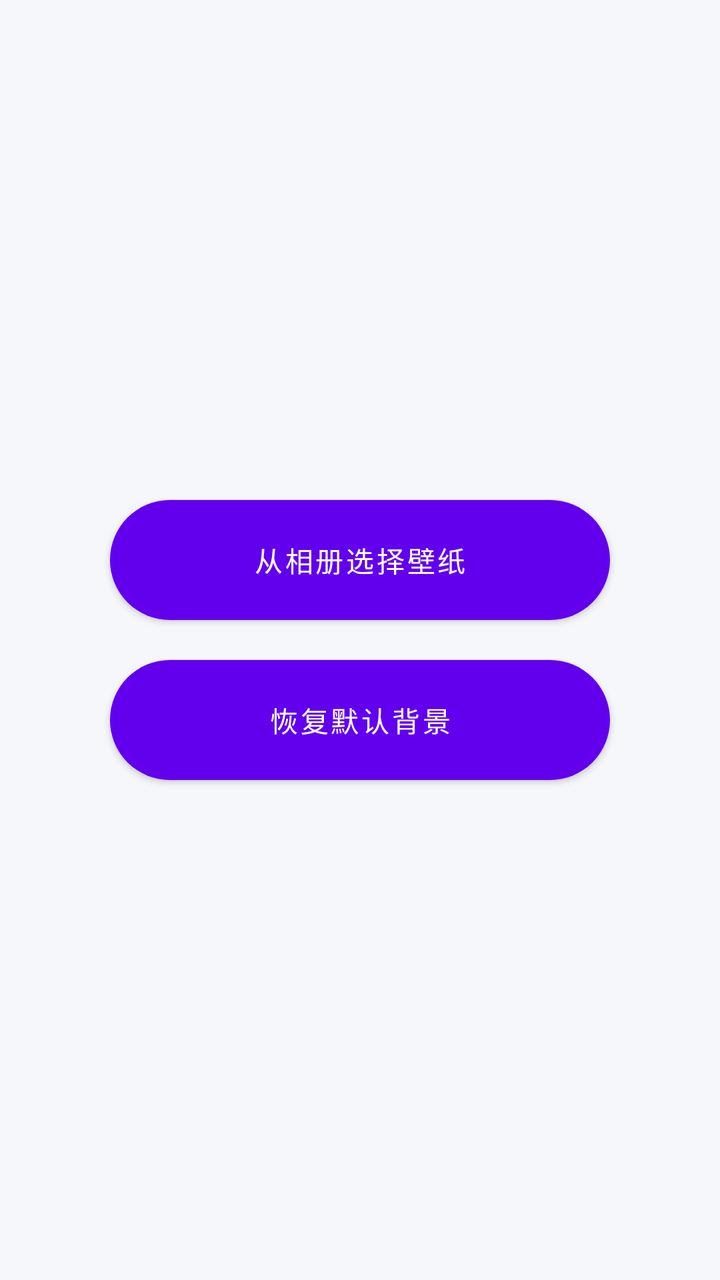
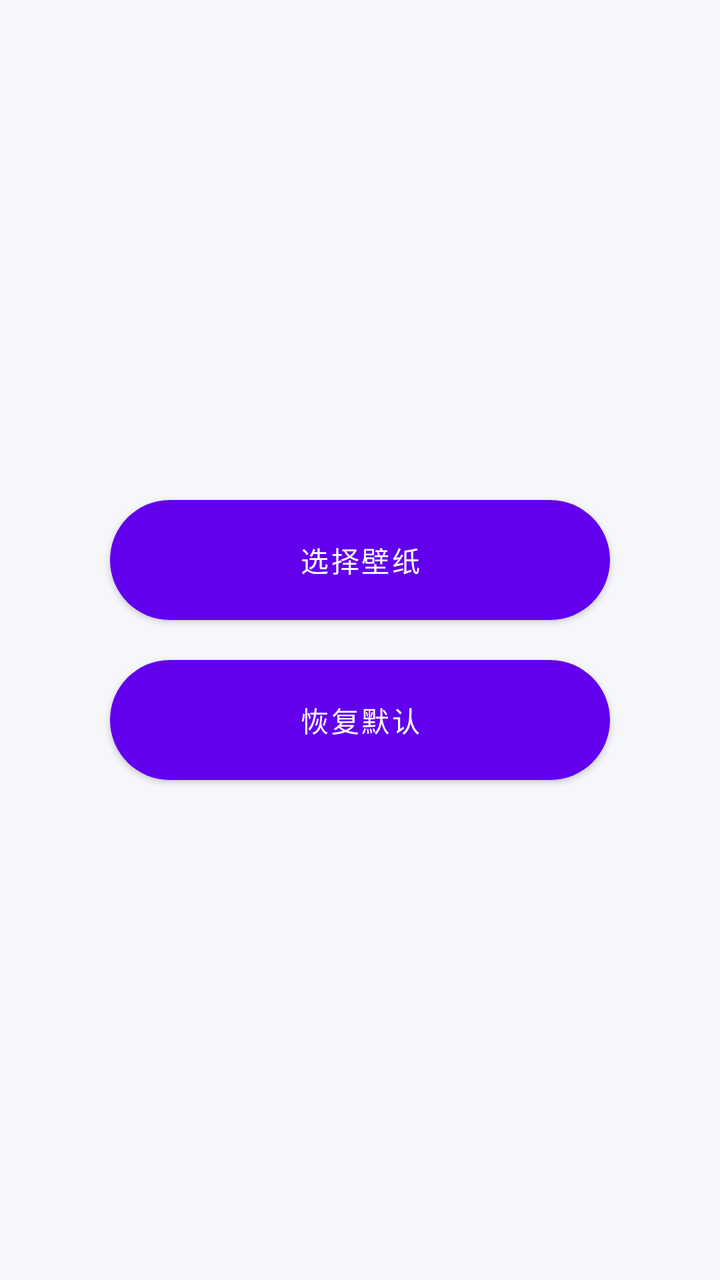

Two renders of the same Android screen: before a commit and after it. Below are the layout's source before the change and the commit's diff.
<!-- AndroidManifest.xml: application theme Theme.ChooseHelper202 -->
<!-- res/layout/activity_setting.xml -->
<?xml version="1.0" encoding="utf-8"?>
<LinearLayout xmlns:android="http://schemas.android.com/apk/res/android"
    android:layout_width="match_parent"
    android:layout_height="match_parent"
    android:orientation="vertical"
    android:gravity="center"
    android:padding="40dp"
    android:background="#F5F7FA">

    <Button
        android:id="@+id/btn_pick_photo"
        android:layout_width="250dp"
        android:layout_height="60dp"
        android:text="从相册选择壁纸"
        android:textColor="#fff"
        android:background="@drawable/btn_primary"
        android:layout_marginBottom="20dp"/>

    <Button
        android:id="@+id/btn_reset_bg"
        android:layout_width="250dp"
        android:layout_height="60dp"
        android:text="恢复默认背景"
        android:textColor="#fff"
        android:background="@drawable/btn_grey"/>

</LinearLayout>
<!-- resources referenced by this layout -->
<resources>
  <!-- drawable btn_grey (drawable) -->
  <?xml version="1.0" encoding="utf-8"?>
  <shape xmlns:android="http://schemas.android.com/apk/res/android">
      <solid android:color="#788090"/>
      <corners android:radius="30dp"/>
  </shape>
  <!-- drawable btn_primary (drawable) -->
  <?xml version="1.0" encoding="utf-8"?>
  <shape xmlns:android="http://schemas.android.com/apk/res/android">
      <gradient
          android:startColor="#5B7FFF"
          android:endColor="#3A5FDD"
          android:angle="45"/>
      <corners android:radius="30dp"/>
  </shape>
  <style name="Theme.ChooseHelper202" parent="Theme.MaterialComponents.DayNight.NoActionBar">
          <item name="colorPrimary">#6200EE</item>
          <item name="colorPrimaryVariant">#3700B3</item>
          <item name="colorOnPrimary">#FFFFFF</item>
          <item name="colorSecondary">#03DAC5</item>
          <item name="colorSecondaryVariant">#018786</item>
          <item name="colorOnSecondary">#000000</item>
          <item name="android:statusBarColor">?attr/colorPrimaryVariant</item>
      </style>
</resources>

<!-- the commit's change to res/layout/activity_setting.xml (unified diff, before → after) -->
@@ -1,27 +1,5 @@
 <?xml version="1.0" encoding="utf-8"?>
-<LinearLayout xmlns:android="http://schemas.android.com/apk/res/android"
-    android:layout_width="match_parent"
-    android:layout_height="match_parent"
-    android:orientation="vertical"
-    android:gravity="center"
-    android:padding="40dp"
-    android:background="#F5F7FA">
-
-    <Button
-        android:id="@+id/btn_pick_photo"
-        android:layout_width="250dp"
-        android:layout_height="60dp"
-        android:text="从相册选择壁纸"
-        android:textColor="#fff"
-        android:background="@drawable/btn_primary"
-        android:layout_marginBottom="20dp"/>
-
-    <Button
-        android:id="@+id/btn_reset_bg"
-        android:layout_width="250dp"
-        android:layout_height="60dp"
-        android:text="恢复默认背景"
-        android:textColor="#fff"
-        android:background="@drawable/btn_grey"/>
-
+<LinearLayout xmlns:android="http://schemas.android.com/apk/res/android" android:layout_width="match_parent" android:layout_height="match_parent" android:gravity="center" android:orientation="vertical" android:padding="40dp" android:background="#F5F7FA">
+    <Button android:id="@+id/btn_pick_photo" android:layout_width="250dp" android:layout_height="60dp" android:text="选择壁纸" android:background="@drawable/btn_primary" android:textColor="#fff"/>
+    <Button android:id="@+id/btn_reset_bg" android:layout_width="250dp" android:layout_height="60dp" android:text="恢复默认" android:background="@drawable/btn_grey" android:textColor="#fff" android:layout_marginTop="20dp"/>
 </LinearLayout>
